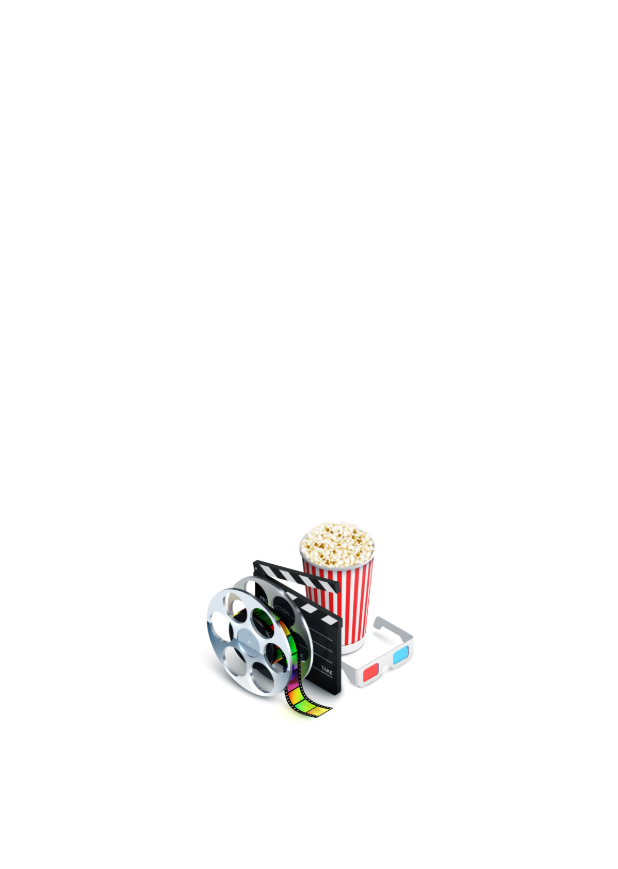
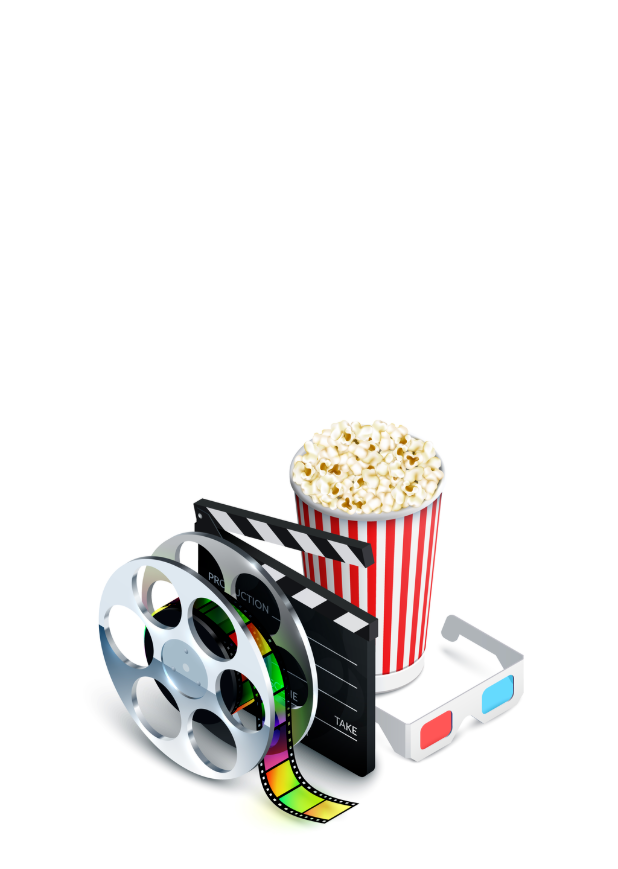
Before and after one commit to mariugo/movied, a Flutter app: the screen it shows after launch, on a phone screen of 412 x 824 dp. Shown: the top 869 px of the screen. Run offline on Flutter 3.47's test engine with Material 2 defaults, Android fonts, the light colour scheme and no system bars; our stand-ins replace dio, flutter_riverpod, get_it.

Commit message:
Functionality done

```diff
--- a/lib/screens/splash_screen.dart
+++ b/lib/screens/splash_screen.dart
@@ -25,7 +25,7 @@ class _SplashScreenState extends State<SplashScreen> {
     super.initState();
     Future.delayed(
       Duration(
-        seconds: 2,
+        seconds: 1,
       ),
     ).then(
       (_) => _setup(context).then(
@@ -65,13 +65,13 @@ class _SplashScreenState extends State<SplashScreen> {
     return MaterialApp(
       home: Center(
         child: Container(
-          height: 200,
-          width: 200,
+          height: 500,
+          width: 500,
           decoration: BoxDecoration(
             image: DecorationImage(
               fit: BoxFit.contain,
               image: AssetImage(
-                'assets/images/logo.jpg',
+                'assets/images/logo.png',
               ),
             ),
           ),
--- a/lib/widgets/movie_tile.dart
+++ b/lib/widgets/movie_tile.dart
@@ -87,7 +87,7 @@ class MovieTile extends StatelessWidget {
               0,
             ),
             child: Text(
-              '${movie.language.toUpperCase()} | R: ' +
+              '${movie.language.toUpperCase()} | +18: ' +
                   isAdultStringFunction(movie.isAdult.toString()) +
                   ' | ${movie.releaseDate}',
               style: TextStyle(
@@ -105,7 +105,7 @@ class MovieTile extends StatelessWidget {
             ),
             child: Text(
               movie.description,
-              maxLines: 10,
+              maxLines: 7,
               overflow: TextOverflow.ellipsis,
               style: TextStyle(
                 color: Colors.white70,
```
Also changed, not shown: lib/screens/main_screen.dart (+21 -3 lines), pubspec.yaml (+7 -0 lines), assets/images/logo.jpg (deleted), assets/images/logo.png (added), pubspec.lock, 25 other files.
